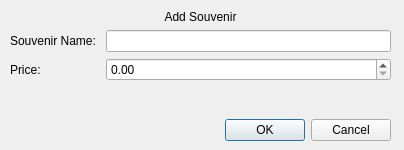
Old version of the form src/form/addsouvenir.ui in the repository home-run/subtle-cosmic-moose.
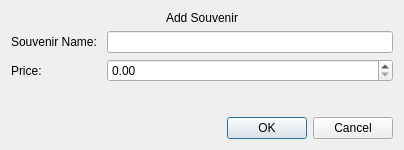
New version of the form.

```diff
--- a/src/form/addsouvenir.ui
+++ b/src/form/addsouvenir.ui
@@ -13,15 +13,8 @@
   <property name="windowTitle">
    <string>Dialog</string>
   </property>
-  <widget class="QWidget" name="verticalLayoutWidget">
-   <property name="geometry">
-    <rect>
-     <x>10</x>
-     <y>10</y>
-     <width>381</width>
-     <height>131</height>
-    </rect>
-   </property>
+  <layout class="QGridLayout" name="gridLayout">
+   <item row="0" column="0">
    <layout class="QVBoxLayout" name="verticalLayout">
     <item>
      <widget class="QLabel" name="label">
@@ -81,7 +74,8 @@
      </layout>
     </item>
    </layout>
-  </widget>
+   </item>
+  </layout>
  </widget>
  <resources/>
  <connections>
```
Lines whose indentation alone changed are shown as unchanged.
